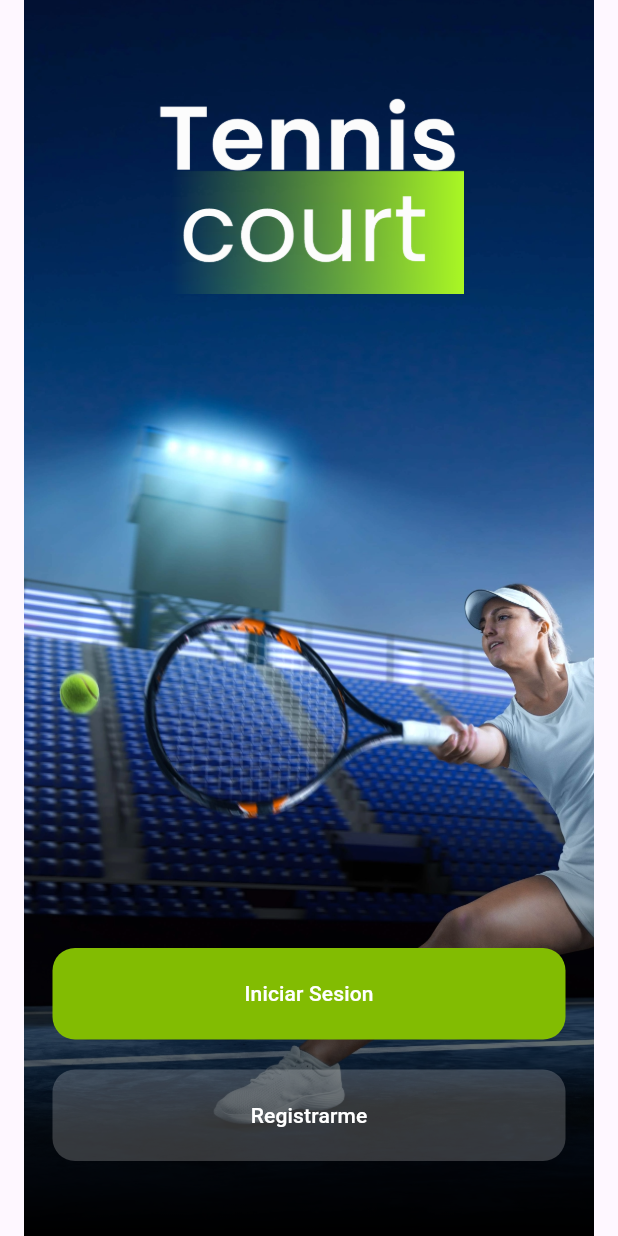
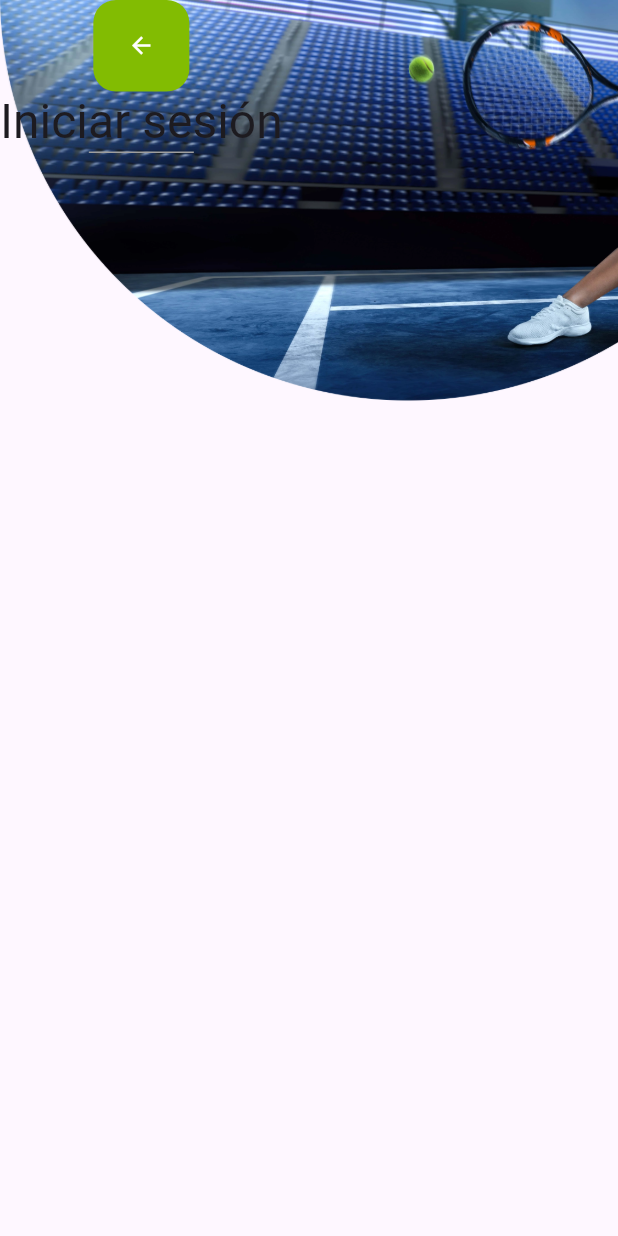
Before and after one commit to MeloGon/tennis_court, a Flutter app: the screen it shows after launch, after a tap on "Registrarme", on a phone screen of 412 x 824 dp. Run offline on Flutter 3.47's test engine with Material 3 defaults, Android fonts, the phone set to English and light mode, and no system bars; our stand-ins replace bloc, flutter_bloc, go_router.

Commit message:
setup router config and some styled widgets

```diff
--- /dev/null
+++ b/lib/config/router/app_router.dart
@@ -0,0 +1,23 @@
+import 'package:bloc/bloc.dart';
+import 'package:go_router/go_router.dart';
+import 'package:tennis_court/core/presentation/landing/landing_page.dart';
+import 'package:tennis_court/core/presentation/landing/login_page.dart';
+
+final _publicRouter = GoRouter(routes: [
+  GoRoute(
+    path: '/',
+    builder: (context, state) => const LandingPage(),
+  ),
+  GoRoute(
+    path: '/login',
+    builder: (context, state) => const LoginPage(),
+  ),
+]);
+
+class RouterCubit extends Cubit<GoRouter> {
+  RouterCubit() : super(_publicRouter);
+
+  void goToLogin() {
+    state.go('/login');
+  }
+}
--- a/lib/core/presentation/landing/landing_page.dart
+++ b/lib/core/presentation/landing/landing_page.dart
@@ -1,4 +1,6 @@
 import 'package:flutter/material.dart';
+import 'package:flutter_bloc/flutter_bloc.dart';
+import 'package:tennis_court/config/router/app_router.dart';
 import 'package:tennis_court/core/extensions/extensions.dart';
 import 'package:tennis_court/core/widgets/widgets.dart';
 
@@ -23,11 +25,15 @@ class LandingPage extends StatelessWidget {
                 const Spacer(),
                 CustomButton(
                   text: 'Iniciar Sesion',
+                  onPressed: () {},
                 ),
                 20.h,
                 CustomButton(
                   text: 'Registrarme',
                   color: Colors.white.withOpacity(.2),
+                  onPressed: () {
+                    context.read<RouterCubit>().goToLogin();
+                  },
                 )
               ],
             ),
--- /dev/null
+++ b/lib/core/presentation/landing/login_page.dart
@@ -0,0 +1,37 @@
+import 'package:flutter/material.dart';
+import 'package:tennis_court/core/widgets/widgets.dart';
+
+class LoginPage extends StatelessWidget {
+  const LoginPage({super.key});
+
+  @override
+  Widget build(BuildContext context) {
+    return Scaffold(
+      body: Stack(
+        children: [
+          Image.asset('assets/header-login.png'),
+          SafeArea(
+            child: Column(
+              children: [
+                CustomButton(
+                  icon: const Icon(
+                    Icons.arrow_back,
+                    color: Colors.white,
+                  ),
+                  onPressed: () {},
+                  width: 30,
+                ),
+                StyledText.headlineLarge('Iniciar sesión'),
+                Container(
+                  height: 1,
+                  color: Colors.grey,
+                  width: 70,
+                )
+              ],
+            ),
+          )
+        ],
+      ),
+    );
+  }
+}
--- a/lib/core/widgets/custom_button.dart
+++ b/lib/core/widgets/custom_button.dart
@@ -1,16 +1,24 @@
 import 'package:flutter/material.dart';
 
 class CustomButton extends StatelessWidget {
-  final String text;
+  final String? text;
   final Color? color;
   final double? marginV;
   final double? marginH;
+  final Icon? icon;
+  final bool enabled;
+  final void Function() onPressed;
+  final double? width;
   const CustomButton(
       {super.key,
-      required this.text,
+      this.text,
       this.color = const Color(0xff82bc02),
       this.marginV,
-      this.marginH});
+      this.marginH,
+      this.enabled = true,
+      required this.onPressed,
+      this.icon,
+      this.width});
 
   @override
   Widget build(BuildContext context) {
@@ -28,18 +36,21 @@ class CustomButton extends StatelessWidget {
               ),
             ),
           ),
-          onPressed: () {},
+          onPressed: enabled ? onPressed : null,
           child: SizedBox(
+            width: width,
             height: 53,
             child: Center(
               child: Row(
+                mainAxisAlignment: MainAxisAlignment.center,
                 children: [
-                  Text(
-                    text,
-                    style: TextStyle(color: Colors.white),
-                  )
+                  icon ?? const SizedBox.shrink(),
+                  if (text != null)
+                    Text(
+                      text!,
+                      style: TextStyle(color: Colors.white, fontSize: 20),
+                    )
                 ],
-                mainAxisAlignment: MainAxisAlignment.center,
               ),
             ),
           )),
--- /dev/null
+++ b/lib/core/widgets/styled_text.dart
@@ -0,0 +1,97 @@
+import 'package:flutter/material.dart';
+
+class StyledText extends StatelessWidget {
+  final String text;
+  final FontWeight? fontWeight;
+  final Color? color;
+  late final TextStyle? Function(BuildContext context)? getStyle;
+
+  StyledText.headlineLarge(this.text,
+      {this.fontWeight, this.color, super.key}) {
+    getStyle = (context) {
+      return Theme.of(context)
+          .textTheme
+          .headlineLarge
+          ?.copyWith(fontWeight: fontWeight, color: color);
+    };
+  }
+
+  StyledText.headlineMedium(this.text,
+      {this.fontWeight, this.color, super.key}) {
+    getStyle = (context) {
+      return Theme.of(context)
+          .textTheme
+          .headlineMedium
+          ?.copyWith(fontWeight: fontWeight, color: color);
+    };
+  }
+
+  StyledText.headlineSmall(this.text,
+      {this.fontWeight, this.color, super.key}) {
+    getStyle = (context) {
+      return Theme.of(context)
+          .textTheme
+          .headlineSmall
+          ?.copyWith(fontWeight: fontWeight, color: color);
+    };
+  }
+
+  StyledText.bodyLarge(this.text, {this.fontWeight, this.color, super.key}) {
+    getStyle = (context) {
+      return Theme.of(context)
+          .textTheme
+          .bodyLarge
+          ?.copyWith(fontWeight: fontWeight, color: color);
+    };
+  }
+
+  StyledText.bodyMedium(this.text, {this.fontWeight, this.color, super.key}) {
+    getStyle = (context) {
+      return Theme.of(context)
+          .textTheme
+          .bodyMedium
+          ?.copyWith(fontWeight: fontWeight, color: color);
+    };
+  }
+
+  StyledText.bodySmall(this.text, {this.fontWeight, this.color, super.key}) {
+    getStyle = (context) {
+      return Theme.of(context)
+          .textTheme
+          .bodySmall
+          ?.copyWith(fontWeight: fontWeight, color: color);
+    };
+  }
+
+  StyledText.labelLarge(this.text, {this.fontWeight, this.color, super.key}) {
+    getStyle = (context) {
+      return Theme.of(context)
+          .textTheme
+          .labelLarge
+          ?.copyWith(fontWeight: fontWeight, color: color);
+    };
+  }
+
+  StyledText.labelMedium(this.text, {this.fontWeight, this.color, super.key}) {
+    getStyle = (context) {
+      return Theme.of(context)
+          .textTheme
+          .labelMedium
+          ?.copyWith(fontWeight: fontWeight, color: color);
+    };
+  }
+
+  StyledText.labelSmall(this.text, {this.fontWeight, this.color, super.key}) {
+    getStyle = (context) {
+      return Theme.of(context)
+          .textTheme
+          .labelSmall
+          ?.copyWith(fontWeight: fontWeight, color: color);
+    };
+  }
+
+  @override
+  Widget build(BuildContext context) {
+    return Text(text, style: getStyle?.call(context));
+  }
+}
--- a/lib/core/widgets/widgets.dart
+++ b/lib/core/widgets/widgets.dart
@@ -1 +1,2 @@
 export './custom_button.dart';
+export './styled_text.dart';
--- a/lib/main.dart
+++ b/lib/main.dart
@@ -1,16 +1,32 @@
 import 'package:flutter/material.dart';
-import 'package:tennis_court/core/presentation/landing/landing_page.dart';
+import 'package:flutter_bloc/flutter_bloc.dart';
+import 'package:tennis_court/config/router/app_router.dart';
 
-void main() => runApp(const MyApp());
+void main() {
+  runApp(const BlocProviders());
+}
+
+class BlocProviders extends StatelessWidget {
+  const BlocProviders({super.key});
+
+  @override
+  Widget build(BuildContext context) {
+    return MultiBlocProvider(providers: [
+      BlocProvider(create: (context) => RouterCubit()),
+    ], child: const MyApp());
+  }
+}
 
 class MyApp extends StatelessWidget {
   const MyApp({super.key});
 
   @override
   Widget build(BuildContext context) {
-    return MaterialApp(
-      title: 'Material App',
-      home: LandingPage(),
+    final appRouterCubit = context.watch<RouterCubit>().state;
+    return MaterialApp.router(
+      title: 'Tennis Court',
+      routerConfig: appRouterCubit,
+      debugShowCheckedModeBanner: false,
     );
   }
 }
```
Also changed, not shown: pubspec.yaml (+8 -11 lines), pubspec.lock.
